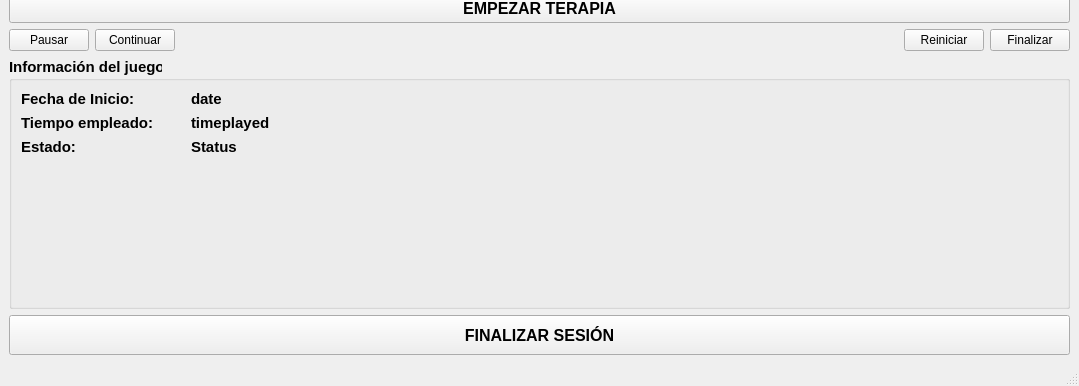
Above: components/therapyManager/src/AdminInterface.ui from robocomp/robotherapy before the change; both pictures show x 0 to 1079 and y 531 to 917 of the 1079 by 917 pixel window. Below: the same form after it.
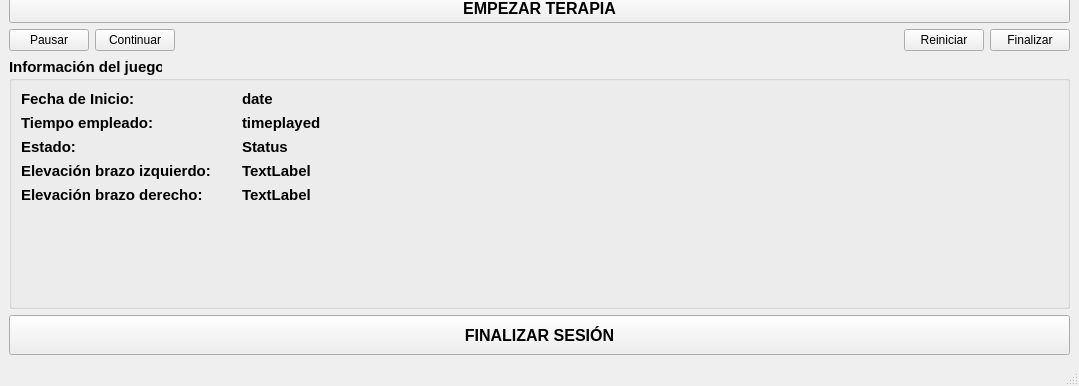
That is the form after the change. Custom widgets are drawn as their Qt base class.

Commit message: therapymaanager now shows the video of the therapy

Patch:
```diff
--- a/components/therapyManager/src/AdminInterface.ui
+++ b/components/therapyManager/src/AdminInterface.ui
@@ -30,7 +30,11 @@
      </widget>
     </item>
     <item>
-     <widget class="QImageWidget" name="admin_image" native="true"/>
+     <widget class="QLabel" name="video_lb">
+      <property name="text">
+       <string/>
+      </property>
+     </widget>
     </item>
     <item>
      <widget class="QPushButton" name="start_game_button">
@@ -168,12 +172,40 @@
         </widget>
        </item>
        <item row="5" column="0">
+        <widget class="QLabel" name="label_3">
+         <property name="text">
+          <string>Elevación brazo izquierdo:      </string>
+         </property>
+        </widget>
+       </item>
+       <item row="5" column="1">
+        <widget class="QLabel" name="el_arm_left">
+         <property name="text">
+          <string>TextLabel</string>
+         </property>
+        </widget>
+       </item>
+       <item row="6" column="0">
+        <widget class="QLabel" name="label_4">
+         <property name="text">
+          <string>Elevación brazo derecho:</string>
+         </property>
+        </widget>
+       </item>
+       <item row="7" column="0">
         <widget class="QLabel" name="label_2">
          <property name="text">
           <string/>
          </property>
         </widget>
        </item>
+       <item row="6" column="1">
+        <widget class="QLabel" name="el_arm_right">
+         <property name="text">
+          <string>TextLabel</string>
+         </property>
+        </widget>
+       </item>
       </layout>
      </widget>
     </item>
@@ -198,22 +230,9 @@
      </widget>
     </item>
    </layout>
-   <zorder>admin_image</zorder>
-   <zorder>info_game_label</zorder>
-   <zorder>start_game_button</zorder>
-   <zorder>groupBox</zorder>
-   <zorder>end_session_button</zorder>
   </widget>
   <widget class="QStatusBar" name="statusBar"/>
  </widget>
- <customwidgets>
-  <customwidget>
-   <class>QImageWidget</class>
-   <extends>QWidget</extends>
-   <header>modules/QImageWidget.h</header>
-   <container>1</container>
-  </customwidget>
- </customwidgets>
  <resources/>
  <connections/>
 </ui>
```
The commit also changes 2 other files.
